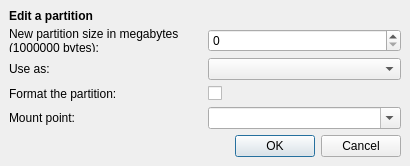
2bdkid/ubiquity, file gui/qt/partition_edit_dialog.ui: the form before one commit.
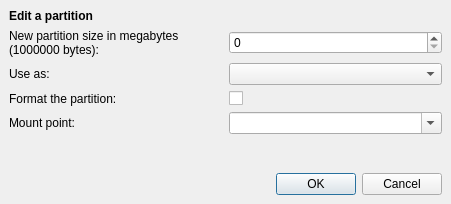
The form after the commit.

The edit to the form file:
```diff
--- a/gui/qt/partition_edit_dialog.ui
+++ b/gui/qt/partition_edit_dialog.ui
@@ -5,10 +5,22 @@
    <rect>
     <x>0</x>
     <y>0</y>
-    <width>410</width>
-    <height>161</height>
+    <width>451</width>
+    <height>204</height>
    </rect>
   </property>
+  <property name="sizePolicy" >
+   <sizepolicy vsizetype="Preferred" hsizetype="Preferred" >
+    <horstretch>0</horstretch>
+    <verstretch>0</verstretch>
+   </sizepolicy>
+  </property>
+  <property name="minimumSize" >
+   <size>
+    <width>0</width>
+    <height>0</height>
+   </size>
+  </property>
   <property name="windowTitle" >
    <string>Edit Partition</string>
   </property>
@@ -22,7 +34,19 @@
    <property name="margin" >
     <number>9</number>
    </property>
-   <property name="spacing" >
+   <property name="topMargin" >
+    <number>9</number>
+   </property>
+   <property name="rightMargin" >
+    <number>9</number>
+   </property>
+   <property name="bottomMargin" >
+    <number>9</number>
+   </property>
+   <property name="horizontalSpacing" >
+    <number>6</number>
+   </property>
+   <property name="verticalSpacing" >
     <number>6</number>
    </property>
    <item row="5" column="0" colspan="2" >
@@ -47,6 +71,12 @@
    </item>
    <item row="1" column="0" >
     <widget class="QLabel" name="partition_edit_size_label" >
+     <property name="sizePolicy" >
+      <sizepolicy vsizetype="Minimum" hsizetype="Minimum" >
+       <horstretch>0</horstretch>
+       <verstretch>0</verstretch>
+      </sizepolicy>
+     </property>
      <property name="text" >
       <string>New partition size in megabytes (1000000 bytes):</string>
      </property>
```
Left out of the diff: 2 changed lines with no effect on the pictures.
